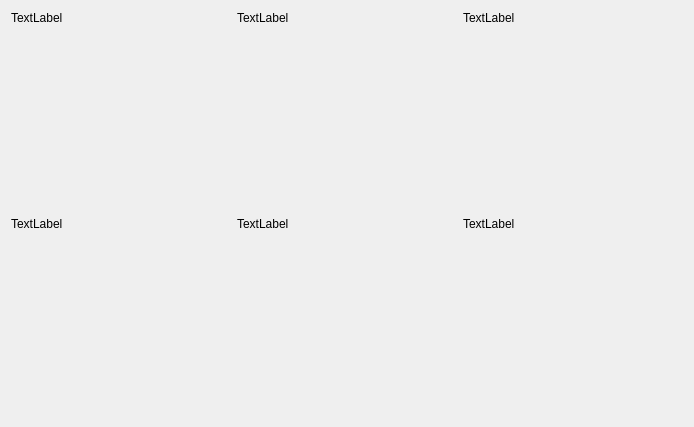
Above: ruby/lib/vizkit/widgets/compound_display/compound_display.ui from rock-core/gui-vizkit before the change. Below: the same form after it.
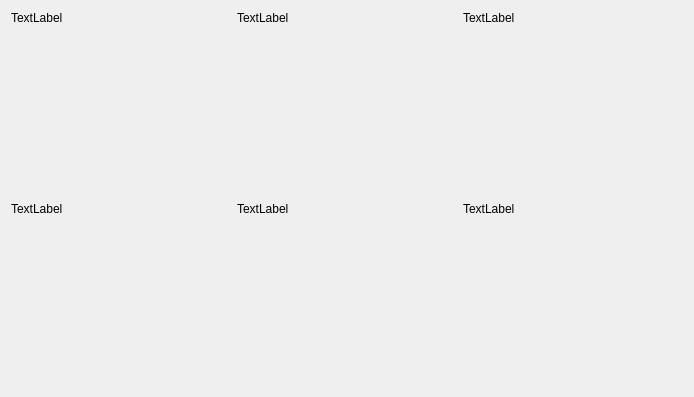
That is the form after the change.

Commit message: CompoundDisplay: Layout + connect method for port objects (to be replaced by string-based solution)

Patch:
```diff
--- a/ruby/lib/vizkit/widgets/compound_display/compound_display.ui
+++ b/ruby/lib/vizkit/widgets/compound_display/compound_display.ui
@@ -7,13 +7,19 @@
     <x>0</x>
     <y>0</y>
     <width>694</width>
-    <height>427</height>
+    <height>397</height>
    </rect>
   </property>
+  <property name="sizePolicy">
+   <sizepolicy hsizetype="MinimumExpanding" vsizetype="MinimumExpanding">
+    <horstretch>0</horstretch>
+    <verstretch>0</verstretch>
+   </sizepolicy>
+  </property>
   <property name="windowTitle">
    <string>Form</string>
   </property>
-  <layout class="QHBoxLayout" name="horizontalLayout">
+  <layout class="QHBoxLayout" name="horizontalLayout" stretch="0">
    <item>
     <layout class="QGridLayout" name="gridLayout">
      <item row="2" column="1">
@@ -104,13 +110,31 @@
       </widget>
      </item>
      <item row="3" column="0">
-      <widget class="QWidget" name="widget_3" native="true"/>
+      <widget class="QWidget" name="widget_3" native="true">
+       <layout class="QHBoxLayout" name="horizontalLayout_6">
+        <property name="margin">
+         <number>0</number>
+        </property>
+       </layout>
+      </widget>
      </item>
      <item row="3" column="1">
-      <widget class="QWidget" name="widget_4" native="true"/>
+      <widget class="QWidget" name="widget_4" native="true">
+       <layout class="QHBoxLayout" name="horizontalLayout_7">
+        <property name="margin">
+         <number>0</number>
+        </property>
+       </layout>
+      </widget>
      </item>
      <item row="3" column="2">
-      <widget class="QWidget" name="widget_5" native="true"/>
+      <widget class="QWidget" name="widget_5" native="true">
+       <layout class="QHBoxLayout" name="horizontalLayout_8">
+        <property name="margin">
+         <number>0</number>
+        </property>
+       </layout>
+      </widget>
      </item>
     </layout>
    </item>
```
Left out of the diff: 24 changed lines with no effect on the pictures. The commit also changes 1 other file.
